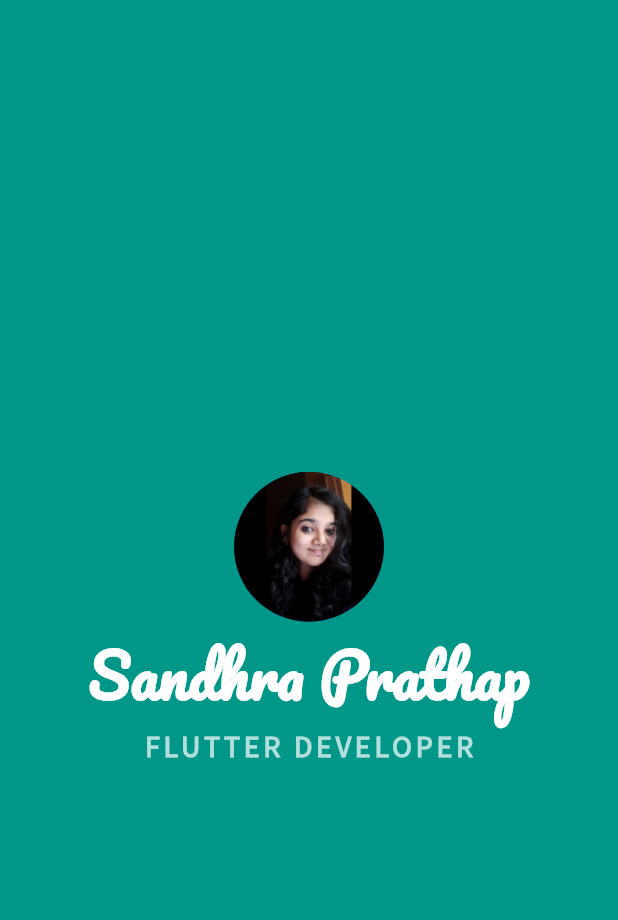
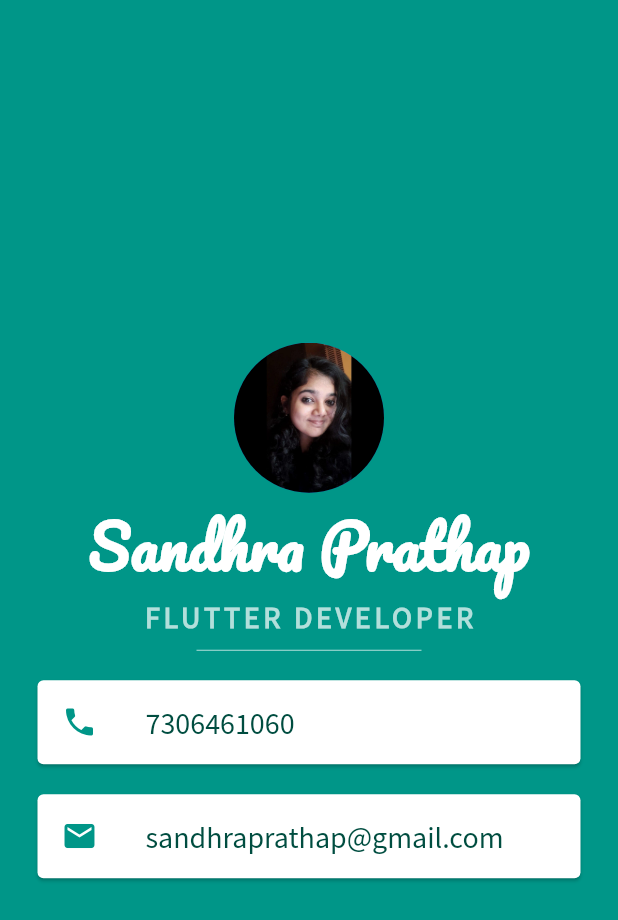
Before and after one commit to SandhraPrathap/flutterprojects, a Flutter app: the screen it shows after launch, on a phone screen of 412 x 824 dp. Shown: the top 920 px of the screen. Run offline on Flutter 3.47's test engine with Material 2 defaults, Android fonts, the phone set to English and light mode, and no system bars.

Commit message:
profile app done

```diff
--- a/profileApp/lib/main.dart
+++ b/profileApp/lib/main.dart
@@ -39,7 +39,46 @@ class MyApp extends StatelessWidget {
                     fontWeight: FontWeight.bold,
                     fontFamily: 'SourceSansPro',
                     letterSpacing: 2.5),
-              )
+              ),
+              SizedBox(
+                height: 20,
+                width: 150,
+                child: Divider(color: Colors.teal[100],),
+              ),
+              Card(
+                margin: EdgeInsets.symmetric(vertical: 10, horizontal: 25),
+                color: Colors.white,
+                child: ListTile(
+                  leading: Icon(
+                    Icons.phone,
+                    color: Colors.teal,
+                  ),
+                  title: Text(
+                    "7306461060",
+                    style: TextStyle(
+                        fontFamily: 'SourceSansPro',
+                        fontSize: 20,
+                        color: Colors.teal[900]),
+                  ),
+                ),
+              ),
+              Card(
+                margin: EdgeInsets.symmetric(vertical: 10, horizontal: 25),
+                color: Colors.white,
+                child: ListTile(
+                  leading: Icon(
+                    Icons.email,
+                    color: Colors.teal,
+                  ),
+                  title: Text(
+                    "sandhraprathap@gmail.com",
+                    style: TextStyle(
+                        fontFamily: 'SourceSansPro',
+                        fontSize: 20,
+                        color: Colors.teal[900]),
+                  ),
+                ),
+              ),
             ],
           ),
         )),
```
